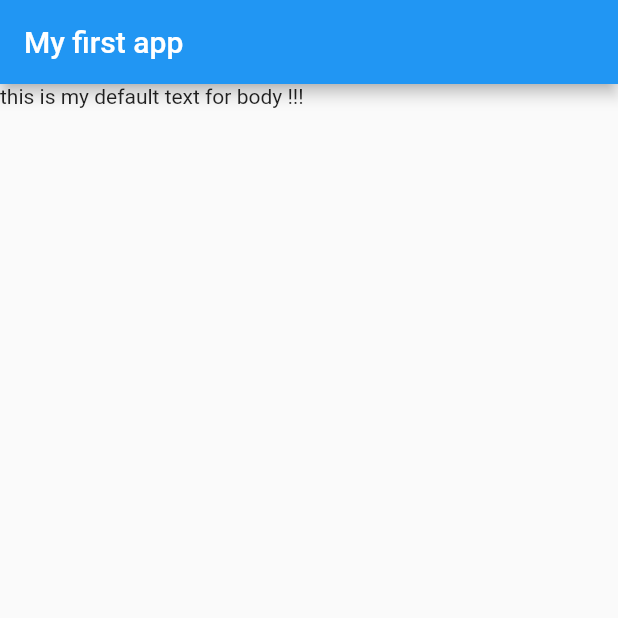
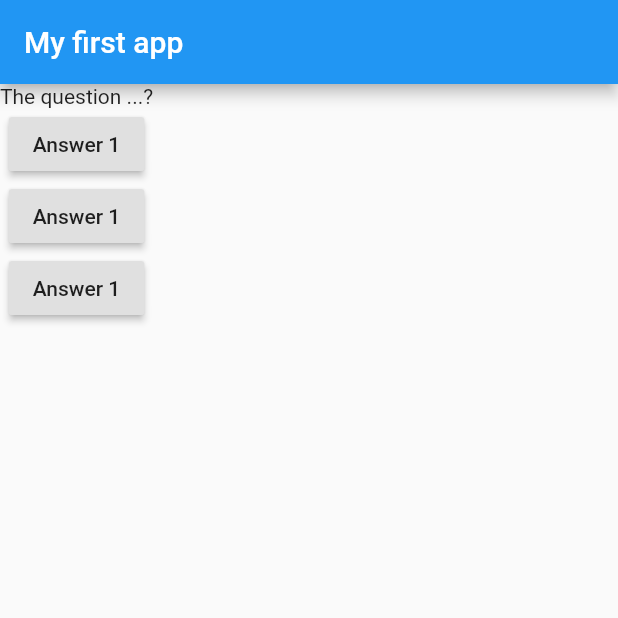
Before and after one commit to kirwa-KO/learn-flutter, a Flutter app: the screen it shows after launch, on a phone screen of 412 x 824 dp, the top half of it. Run offline on Flutter 3.47's test engine with Material 2 defaults, Android fonts, the phone set to English and light mode, and no system bars.

Commit message:
add on click button

```diff
--- a/lib/main.dart
+++ b/lib/main.dart
@@ -5,6 +5,10 @@ void main() {
 }
 
 class MyApp extends StatelessWidget {
+  void answerQuestion() {
+    print("answer choosenn!!!");
+  }
+
   @override
   Widget build(BuildContext context) {
     // return MaterialApp(home: Text("Hello World !!!"));
@@ -13,7 +17,23 @@ class MyApp extends StatelessWidget {
       appBar: AppBar(
         title: Text("My first app"),
       ),
-      body: Text("this is my default text for body !!!"),
+      body: Column(
+        children: [
+          Text("The question ...?"),
+          RaisedButton(
+            child: Text("Answer 1"),
+            onPressed: answerQuestion,
+          ),
+          RaisedButton(
+            child: Text("Answer 1"),
+            onPressed: answerQuestion,
+          ),
+          RaisedButton(
+            child: Text("Answer 1"),
+            onPressed: answerQuestion,
+          ),
+        ],
+      ),
     ));
   }
 }
```
